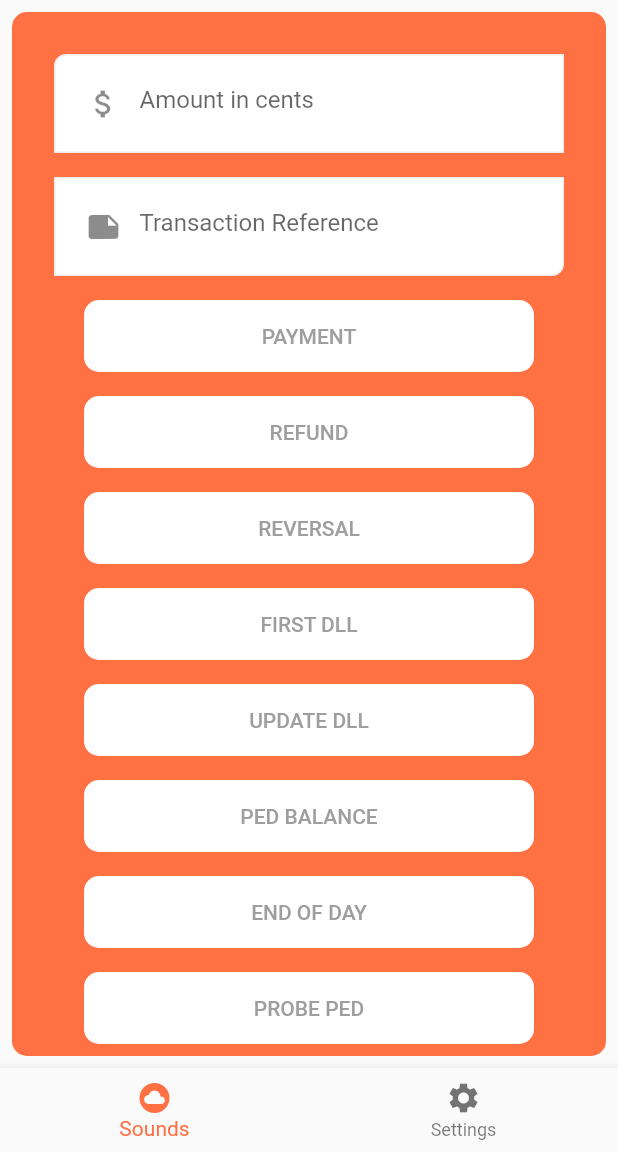
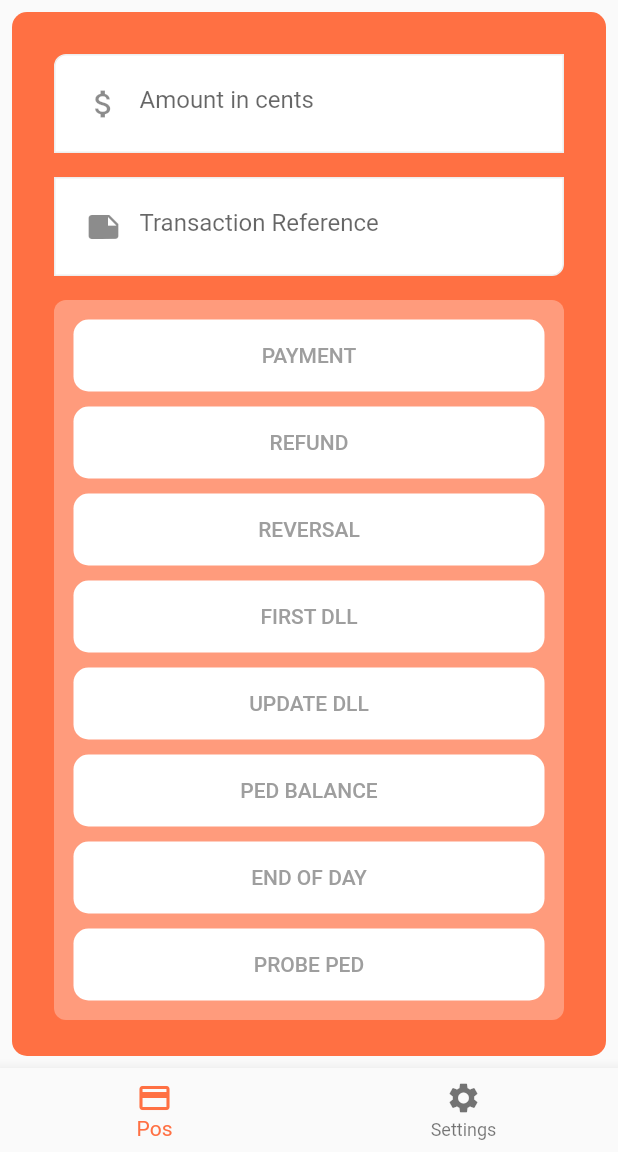
Before and after one commit to pranavkapoorr/I-Pos, a Flutter app: the screen it shows after launch, on a phone screen of 412 x 824 dp, the part 84-1236 px from its top. Run offline on Flutter 3.47's test engine with Material 2 defaults, Android fonts, the phone set to English and light mode, and no system bars.

Commit message:
operation panel

```diff
--- a/lib/views/mpos_functions.dart
+++ b/lib/views/mpos_functions.dart
@@ -65,38 +65,53 @@ class _MposFunctionsState extends State<MposFunctions>{
                   padding: const EdgeInsets.all(8.0),
                   child: new TextFormField(decoration: new InputDecoration(hintText: "Transaction Reference",hintStyle: TextStyle(color: Colors.white,),prefixIcon: Icon(Icons.note,color: Colors.white,)),),
                 ),*/
+                Container(
+                  decoration: BoxDecoration(
+                    borderRadius: BorderRadius.circular(8.0),
+                    color: Colors.white30,
+                    shape: BoxShape.rectangle
+                  ),
+                  padding: EdgeInsets.all(8.0),
+                  margin: EdgeInsets.all(8.0),
+                  child: new ListView(
+                    shrinkWrap: true,
+                    children: <Widget>[
+
                       new Padding(
-                  padding: const EdgeInsets.all(8.0),
+                        padding: const EdgeInsets.all(5.0),
                         child: new Container(width: 300.0,decoration: new BoxDecoration(borderRadius: new BorderRadius.all(new Radius.circular(10.0)),color: Colors.white) ,child: new SizedBox(child: new FlatButton(onPressed: (){}, child: new Text("PAYMENT",style: TextStyle(color: Colors.grey),)))),
                       ),
                       new Padding(
-                  padding: const EdgeInsets.all(8.0),
+                        padding: const EdgeInsets.all(5.0),
                         child: new Container(width: 300.0,decoration: new BoxDecoration(borderRadius: new BorderRadius.all(new Radius.circular(10.0)),color: Colors.white) ,child: new SizedBox(child: new FlatButton(onPressed: (){}, child: new Text("REFUND",style: TextStyle(color: Colors.grey),)))),
                       ),
                       new Padding(
-                  padding: const EdgeInsets.all(8.0),
+                        padding: const EdgeInsets.all(5.0),
                         child: new Container(width: 300.0,decoration: new BoxDecoration(borderRadius: new BorderRadius.all(new Radius.circular(10.0)),color: Colors.white) ,child: new SizedBox(child: new FlatButton(onPressed: (){}, child: new Text("REVERSAL",style: TextStyle(color: Colors.grey),)))),
                       ),
                       new Padding(
-                  padding: const EdgeInsets.all(8.0),
+                        padding: const EdgeInsets.all(5.0),
                         child: new Container(width: 300.0,decoration: new BoxDecoration(borderRadius: new BorderRadius.all(new Radius.circular(10.0)),color: Colors.white) ,child: new SizedBox(child: new FlatButton(onPressed: (){}, child: new Text("FIRST DLL",style: TextStyle(color: Colors.grey),)))),
                       ),
                       new Padding(
-                  padding: const EdgeInsets.all(8.0),
+                        padding: const EdgeInsets.all(5.0),
                         child: new Container(width: 300.0,decoration: new BoxDecoration(borderRadius: new BorderRadius.all(new Radius.circular(10.0)),color: Colors.white) ,child: new SizedBox(child: new FlatButton(onPressed: (){}, child: new Text("UPDATE DLL",style: TextStyle(color: Colors.grey),)))),
                       ),
                       new Padding(
-                  padding: const EdgeInsets.all(8.0),
+                        padding: const EdgeInsets.all(5.0),
                         child: new Container(width: 300.0,decoration: new BoxDecoration(borderRadius: new BorderRadius.all(new Radius.circular(10.0)),color: Colors.white) ,child: new SizedBox(child: new FlatButton(onPressed: (){}, child: new Text("PED BALANCE",style: TextStyle(color: Colors.grey),)))),
                       ),
                       new Padding(
-                  padding: const EdgeInsets.all(8.0),
+                        padding: const EdgeInsets.all(5.0),
                         child: new Container(width: 300.0,decoration: new BoxDecoration(borderRadius: new BorderRadius.all(new Radius.circular(10.0)),color: Colors.white) ,child: new SizedBox(child: new FlatButton(onPressed: (){}, child: new Text("END OF DAY",style: TextStyle(color: Colors.grey),)))),
                       ),
                       new Padding(
-                  padding: const EdgeInsets.all(8.0),
+                        padding: const EdgeInsets.all(5.0),
                         child: new Container(width: 300.0,decoration: new BoxDecoration(borderRadius: new BorderRadius.all(new Radius.circular(10.0)),color: Colors.white) ,child: new SizedBox(child: new FlatButton(onPressed: (){}, child: new Text("PROBE PED",style: TextStyle(color: Colors.grey),)))),
                       ),
+                    ],
+                  ),
+                )
               ],
             ),
           ),
--- a/lib/views/mpos_home.dart
+++ b/lib/views/mpos_home.dart
@@ -32,7 +32,7 @@ class _MposHomeState extends State<MposHome>{
       bottomNavigationBar: BottomNavigationBar(onTap: onTabTapped,
         currentIndex: _currentIndex,
         items: [
-          BottomNavigationBarItem(icon: Icon(Icons.cloud_circle), title: Text("Sounds")),
+          BottomNavigationBarItem(icon: Icon(Icons.payment), title: Text("Pos")),
           BottomNavigationBarItem(icon: Icon(Icons.settings), title: Text("Settings")),
         ],
         fixedColor: Colors.deepOrange.shade400
```
Lines whose indentation alone changed are shown as unchanged.
